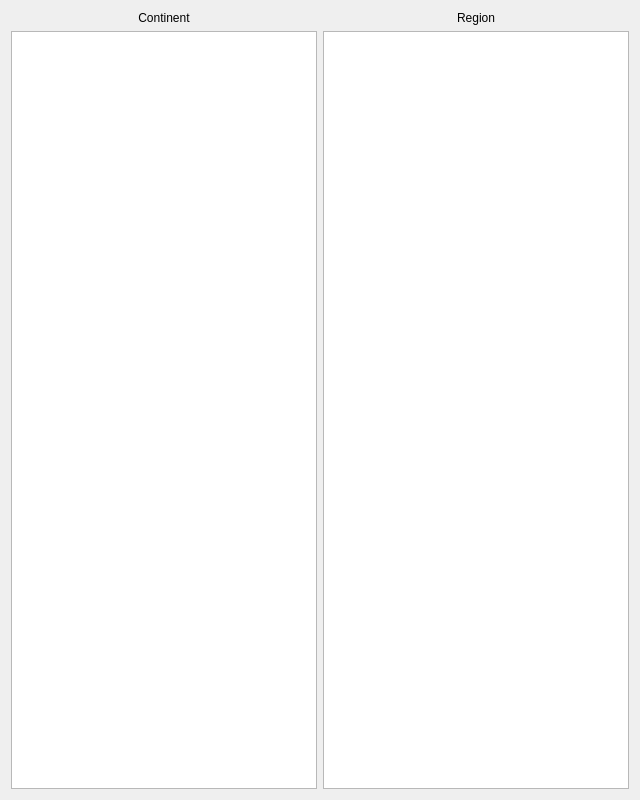
Qt form smtk/extension/qt/qtTimeZoneSelectWidget.ui (Kitware/SMTK) before a commit.
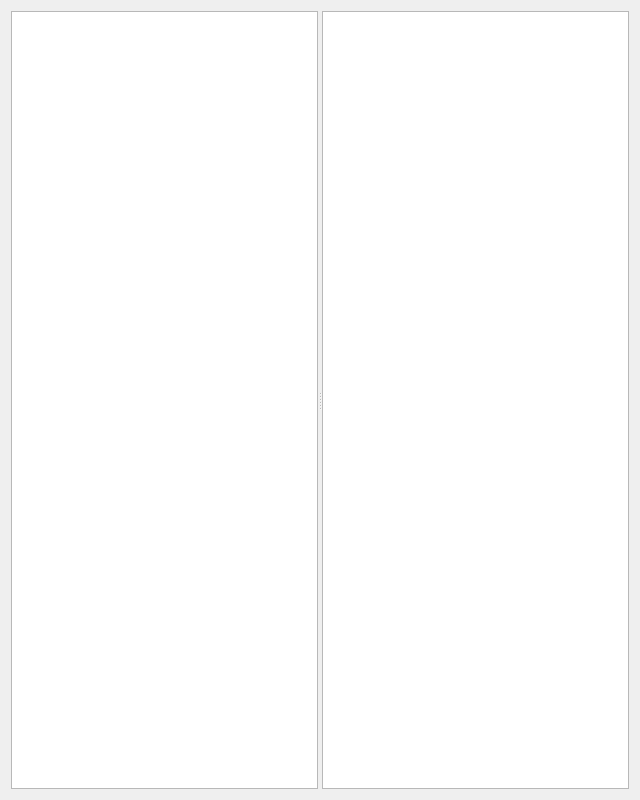
The same form after that commit.

Commit message:
Update timezone widget
* Display regions for selected continent
* Change layout to splitter and add some cosmetic touches

Diff of the .ui file:
```diff
--- a/smtk/extension/qt/qtTimeZoneSelectWidget.ui
+++ b/smtk/extension/qt/qtTimeZoneSelectWidget.ui
@@ -13,23 +13,22 @@
   <property name="windowTitle">
    <string>Form</string>
   </property>
-  <layout class="QVBoxLayout" name="verticalLayout_3">
-   <item>
-    <layout class="QHBoxLayout" name="horizontalLayout">
-     <item>
       <layout class="QVBoxLayout" name="verticalLayout">
        <item>
-        <widget class="QLabel" name="label">
-         <property name="text">
-          <string>Continent</string>
-         </property>
-         <property name="alignment">
-          <set>Qt::AlignCenter</set>
-         </property>
-        </widget>
-       </item>
-       <item>
+    <widget class="QSplitter" name="Splitter">
+     <property name="orientation">
+      <enum>Qt::Horizontal</enum>
+     </property>
+     <property name="childrenCollapsible">
+      <bool>false</bool>
+     </property>
         <widget class="QTableView" name="ContinentView">
+      <property name="sizePolicy">
+       <sizepolicy hsizetype="Expanding" vsizetype="Expanding">
+        <horstretch>0</horstretch>
+        <verstretch>0</verstretch>
+       </sizepolicy>
+      </property>
          <property name="alternatingRowColors">
           <bool>true</bool>
          </property>
@@ -40,22 +39,6 @@
           <bool>false</bool>
          </attribute>
         </widget>
-       </item>
-      </layout>
-     </item>
-     <item>
-      <layout class="QVBoxLayout" name="verticalLayout_2">
-       <item>
-        <widget class="QLabel" name="label_2">
-         <property name="text">
-          <string>Region</string>
-         </property>
-         <property name="alignment">
-          <set>Qt::AlignCenter</set>
-         </property>
-        </widget>
-       </item>
-       <item>
         <widget class="QTableView" name="RegionView">
          <property name="alternatingRowColors">
           <bool>true</bool>
@@ -76,10 +59,7 @@
           <bool>false</bool>
          </attribute>
         </widget>
-       </item>
-      </layout>
-     </item>
-    </layout>
+    </widget>
    </item>
   </layout>
  </widget>
```
Left out of the diff: 8 changed lines with no effect on the pictures. Lines whose indentation alone changed are shown as unchanged. The commit also changes 4 other files.
